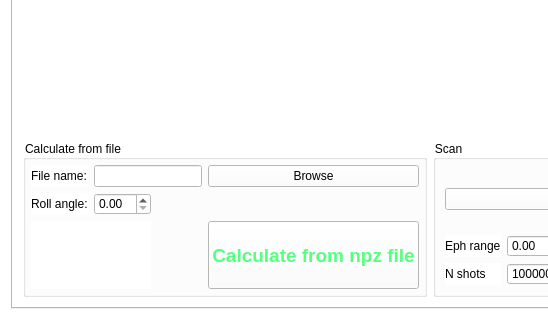
The window that gui/UICalculator.ui (sergey-tomin/pyhirex) describes before a commit, drawn with Qt 5; both pictures show x 0 to 548 and y 320 to 640 of the 1296 by 640 pixel window.
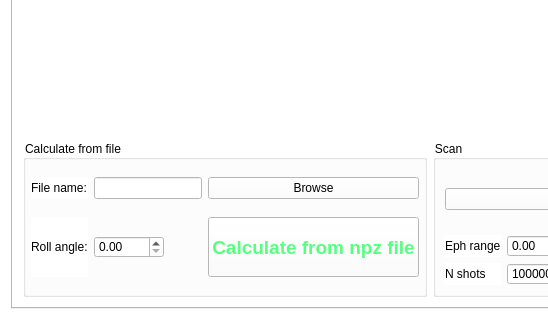
The same window after the commit.

```diff
--- a/gui/UICalculator.ui
+++ b/gui/UICalculator.ui
@@ -364,20 +364,17 @@
             </property>
            </widget>
           </item>
-          <item row="3" column="1">
-           <widget class="QDoubleSpinBox" name="roll_angle"/>
-          </item>
           <item row="0" column="1" colspan="3">
            <widget class="QLineEdit" name="file_name"/>
           </item>
-          <item row="4" column="0" colspan="2">
-           <widget class="QLabel" name="mono_no">
+          <item row="0" column="4">
+           <widget class="QPushButton" name="browse_button">
             <property name="text">
-             <string/>
+             <string>Browse</string>
             </property>
            </widget>
           </item>
-          <item row="4" column="4">
+          <item row="3" column="4">
            <widget class="QPushButton" name="pb_start_calc">
             <property name="minimumSize">
              <size>
@@ -406,12 +403,8 @@
             </property>
            </widget>
           </item>
-          <item row="0" column="4">
-           <widget class="QPushButton" name="browse_button">
-            <property name="text">
-             <string>Browse</string>
-            </property>
-           </widget>
+          <item row="3" column="1" colspan="2">
+           <widget class="QDoubleSpinBox" name="roll_angle"/>
           </item>
          </layout>
         </widget>
```
Left out of the diff: 4 changed lines with no effect on the pictures.
